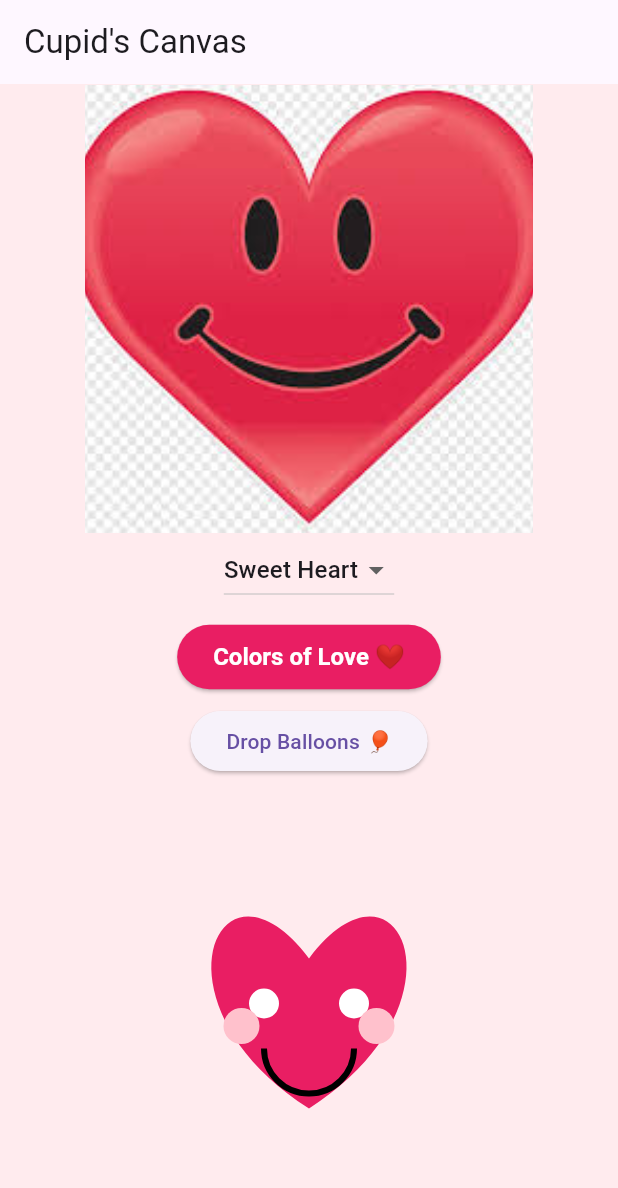
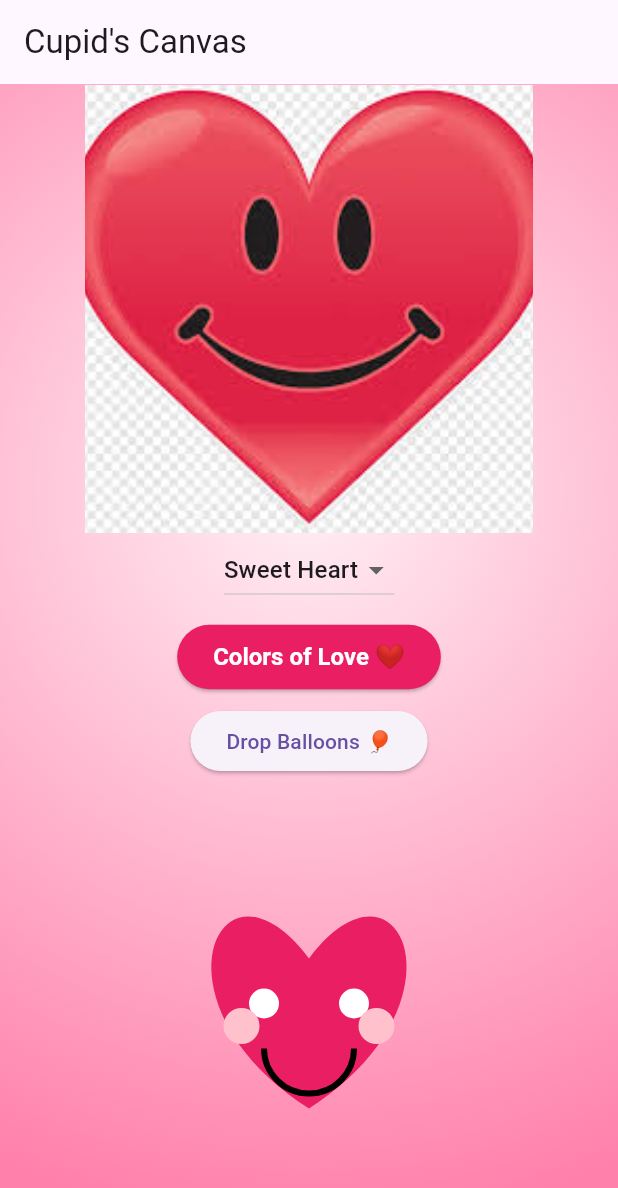
Before and after one commit to sanaul-writes-code/valentines-day, a Flutter app: the screen it shows after launch, after a tap on "Colors of Love ❤️", on a phone screen of 412 x 824 dp. Shown: the top 1188 px of the screen. Run offline on Flutter 3.47's test engine with Material 3 defaults, Android fonts, the phone set to English and light mode, and no system bars.

Commit message:
updated gradient so clicking 'colors of love' button cycles through a list of gradients

```diff
--- a/lib/main.dart
+++ b/lib/main.dart
@@ -67,14 +67,39 @@ class _ValentineHomeState extends State<ValentineHome>
     _dropBalloons = true;
   }
 
-  final List<Color> _bgColors = [
-    Colors.white,
-    Color(0xFFFFEBEE),
-    Color(0xFFFCE4EC),
-    Color(0xFFFFF0F5),
-    Color(0xFFFFFDE7),
+  // Replaced solid background color list in favor of a list of gradients
+  // final List<Color> _bgColors = [
+  //   Colors.white,
+  //   Color(0xFFFFEBEE),
+  //   Color(0xFFFCE4EC),
+  //   Color(0xFFFFF0F5),
+  //   Color(0xFFFFFDE7),
+  // ];
+
+  int _bgIndex = 0;
+
+  final List<Gradient> _bgGradients = [
+    const RadialGradient(
+      center: Alignment(0, -0.3),
+      radius: 1.2,
+      colors: [Color(0xFFFFC1D6), Color(0xFFE91E63)],
+    ),
+    const RadialGradient(
+      center: Alignment(0, -0.3),
+      radius: 1.2,
+      colors: [Color(0xFFFFF0F5), Color(0xFFFF80AB)],
+    ),
+    const RadialGradient(
+      center: Alignment(0, -0.3),
+      radius: 1.2,
+      colors: [Color(0xFFFCE4EC), Color(0xFFEC407A)],
+    ),
+    const RadialGradient(
+      center: Alignment(0, -0.3),
+      radius: 1.2,
+      colors: [Color(0xFFFFEBEE), Color(0xFFD81B60)],
+    ),
   ];
-  int _bgIndex = 0;
 
   @override
   void initState() {
@@ -116,9 +141,11 @@ class _ValentineHomeState extends State<ValentineHome>
   @override
   Widget build(BuildContext context) {
     return Scaffold(
-      backgroundColor: _bgColors[_bgIndex],
+      // backgroundColor: _bgColors[_bgIndex], removed to implement gradient instead
       appBar: AppBar(title: const Text('Cupid\'s Canvas')),
-      body: Column(
+      body: Container(
+        decoration: BoxDecoration(gradient: _bgGradients[_bgIndex]),
+        child: Column(
           children: [
             const SizedBox(height: 50),
             ScaleTransition(
@@ -159,7 +186,10 @@ class _ValentineHomeState extends State<ValentineHome>
               style: ElevatedButton.styleFrom(
                 backgroundColor: const Color(0xFFE91E63),
                 foregroundColor: Colors.white,
-              padding: const EdgeInsets.symmetric(horizontal: 24, vertical: 12),
+                padding: const EdgeInsets.symmetric(
+                  horizontal: 24,
+                  vertical: 12,
+                ),
                 textStyle: const TextStyle(
                   fontSize: 16,
                   fontWeight: FontWeight.bold,
@@ -167,7 +197,7 @@ class _ValentineHomeState extends State<ValentineHome>
               ),
               onPressed: () {
                 setState(() {
-                _bgIndex = (_bgIndex + 1) % _bgColors.length;
+                  _bgIndex = (_bgIndex + 1) % _bgGradients.length;
                 });
               },
               child: const Text('Colors of Love ❤️'),
@@ -185,7 +215,9 @@ class _ValentineHomeState extends State<ValentineHome>
                   }
                 });
               },
-            child: Text(_dropBalloons ? "Stop Balloons ❌" : "Drop Balloons 🎈"),
+              child: Text(
+                _dropBalloons ? "Stop Balloons ❌" : "Drop Balloons 🎈",
+              ),
             ),
             const SizedBox(height: 16),
             Expanded(
@@ -201,6 +233,7 @@ class _ValentineHomeState extends State<ValentineHome>
               ),
             ),
           ],
+        ),
       ),
     );
   }
```
Lines whose indentation alone changed are shown as unchanged.
